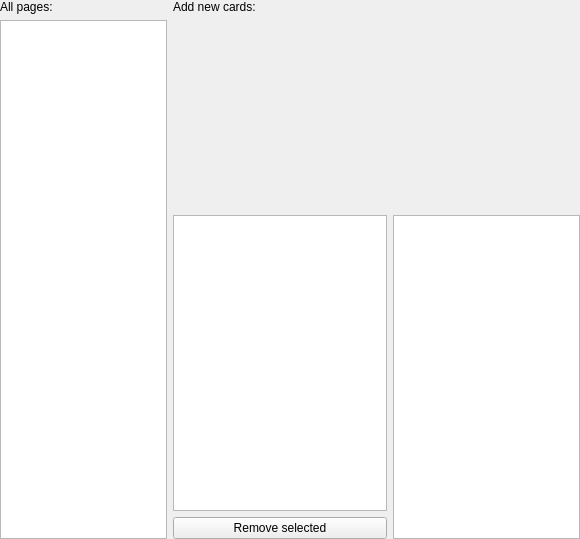
luziferius/MTGProxyPrinter, file mtg_proxy_printer/resources/ui/central_widget/grouped.ui: the form before one commit.
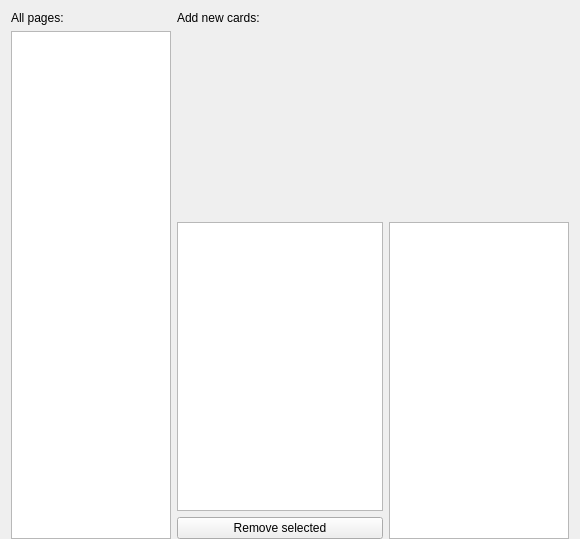
The form after the commit. Icons and pictures are not drawn. Custom widgets are drawn as their Qt base class.

```diff
--- a/mtg_proxy_printer/resources/ui/central_widget/grouped.ui
+++ b/mtg_proxy_printer/resources/ui/central_widget/grouped.ui
@@ -11,15 +11,6 @@
    </rect>
   </property>
   <layout class="QGridLayout" name="gridLayout">
-   <property name="leftMargin">
-    <number>0</number>
-   </property>
-   <property name="topMargin">
-    <number>0</number>
-   </property>
-   <property name="rightMargin">
-    <number>0</number>
-   </property>
    <property name="bottomMargin">
     <number>0</number>
    </property>
```
